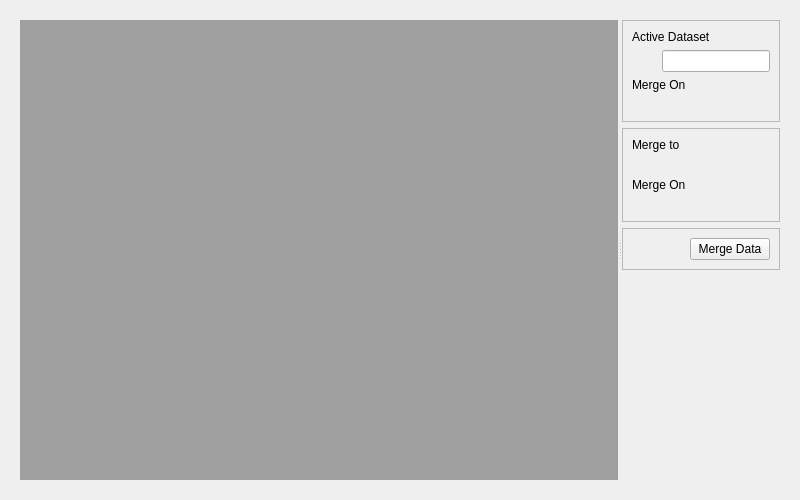
First picture: the form in NiChartGUI/plugins/mergeview/mergeview.ui, repository CBICA/NiChart_Viewer, before the edit.
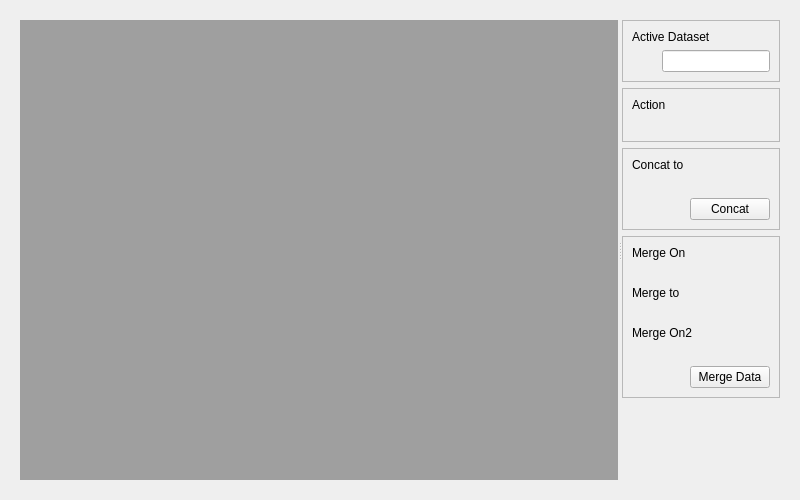
Second picture: the form after the edit.

Commit message: Unify data and merge plugins

Patch:
```diff
--- a/NiChartGUI/plugins/mergeview/mergeview.ui
+++ b/NiChartGUI/plugins/mergeview/mergeview.ui
@@ -104,7 +104,154 @@
                                 </item>
                             </layout>
                             </item>
+                                </layout>
+                            </widget>
+                        </item>
+                            
+                        <item>
+                            <widget  class="QFrame"  name="wAction">
+                                <property  name="frameShape">
+                                    <enum>QFrame::StyledPanel</enum>
+                                </property>
+                                <property  name="frameShadow">
+                                    <enum>QFrame::Raised</enum>
+                                </property>
+                                <property  name="lineWidth">
+                                    <number>8</number>
+                                </property>
+                            
+                                <layout  class="QVBoxLayout"  name="vlTmp">
+                                    <item>
+                                    <widget  class="QLabel"  name="label_select">
+                                        <property  name="text">
+                                        <string>Action</string>
+                                        </property>
+                                    </widget>
+                                    </item>
+                                    
+                                    <item>
+                                    <layout  class="QHBoxLayout"  name="horizontalLayout_5">
+                                        <item>
+                                        <spacer  name="horizontalSpacer_5">
+                                            <property  name="orientation">
+                                            <enum>Qt::Horizontal</enum>
+                                            </property>
+                                            
+                                            <property name="sizeType">
+                                                <enum>QSizePolicy::Fixed</enum>
+                                            </property>
+                                            
+                                            <property  name="sizeHint"  stdset="0">
+                                            <size>
+                                                <width>30</width>
+                                                <height>20</height>
+                                            </size>
+                                            </property>
+                                        </spacer>
+                                        </item>
+                                        <item>
+                                            <layout  class="QHBoxLayout"  name="vlAction"/>
+                                        </item>
+                                        
+                                    </layout>
+                                    </item>
+                                </layout>
+                            
+                            </widget>
+                        </item>                    
+                        
+                        <item>
+                            <widget  class="QFrame"  name="wConcat">
+                                <property  name="frameShape">
+                                    <enum>QFrame::StyledPanel</enum>
+                                </property>
+                                <property  name="frameShadow">
+                                    <enum>QFrame::Raised</enum>
+                                </property>
+                                <property  name="lineWidth">
+                                    <number>8</number>
+                                </property>
 
+                                <layout  class="QVBoxLayout"  name="vlBB">
+                                
+                                <item>
+                                    <widget  class="QLabel"  name="label_select">
+                                        <property  name="text">
+                                        <string>Concat to</string>
+                                        </property>
+                                    </widget>
+                                </item>
+
+                                <item>
+                                    <layout  class="QHBoxLayout"  name="hlConcatDset2">
+                                        <item>
+                                        <spacer  name="horizontalSpacer_6">
+                                            <property  name="orientation">
+                                            <enum>Qt::Horizontal</enum>
+                                            </property>
+                                            
+                                            <property name="sizeType">
+                                                <enum>QSizePolicy::Fixed</enum>
+                                            </property>
+                                            
+                                            <property  name="sizeHint"  stdset="0">
+                                            <size>
+                                                <width>30</width>
+                                                <height>20</height>
+                                            </size>
+                                            </property>
+                                        </spacer>
+                                        </item>
+                                        <item>
+                                            <layout  class="QVBoxLayout"  name="vlConcatDset2"/>
+                                        </item>
+                                    </layout>
+                                </item>
+
+                                <item>
+                                    <layout  class="QHBoxLayout"  name="hlSortBtn">
+                                    <item>
+                                        <spacer  name="horizontalSpacer_8">
+                                        <property  name="orientation">
+                                            <enum>Qt::Horizontal</enum>
+                                        </property>
+                                        
+                                        <property  name="sizeHint"  stdset="0">
+                                            <size>
+                                            <width>40</width>
+                                            <height>20</height>
+                                            </size>
+                                        </property>
+                                        </spacer>
+                                    </item>
+                                    <item>
+                                        <widget  class="QPushButton"  name="concatBtn">
+                                        <property  name="text">
+                                            <string>Concat</string>
+                                        </property>
+                                        </widget>
+                                    </item>
+                                    </layout>
+                                </item>                                
+                                
+                                </layout>
+                            </widget>
+                        </item>
+                        
+                        <item>
+                            <widget  class="QFrame"  name="wMerge">
+                                <property  name="frameShape">
+                                    <enum>QFrame::StyledPanel</enum>
+                                </property>
+                                <property  name="frameShadow">
+                                    <enum>QFrame::Raised</enum>
+                                </property>
+                                <property  name="lineWidth">
+                                    <number>8</number>
+                                </property>
+
+                                <layout  class="QVBoxLayout"  name="vlBB">
+                                
                             <item>
                             <widget  class="QLabel"  name="label_select">
                                 <property  name="text">
@@ -120,11 +267,11 @@
                                     <property  name="orientation">
                                     <enum>Qt::Horizontal</enum>
                                     </property>
-                                    
+                                            
                                     <property name="sizeType">
                                         <enum>QSizePolicy::Fixed</enum>
                                     </property>
-                                    
+                                            
                                     <property  name="sizeHint"  stdset="0">
                                     <size>
                                         <width>30</width>
@@ -136,27 +283,10 @@
                                 <item>
                                 <layout  class="QVBoxLayout"  name="vlComboMerge1"/>
                                 </item>
-                            </layout>
-                            </item>
 
                         </layout>
-                        </widget>
-                    </item>
-                    
-                    
-                    <item>
-                        <widget  class="QFrame"  name="wMerge2">
-                        <property  name="frameShape">
-                            <enum>QFrame::StyledPanel</enum>
-                        </property>
-                        <property  name="frameShadow">
-                            <enum>QFrame::Raised</enum>
-                        </property>
-                        <property  name="lineWidth">
-                            <number>8</number>
-                        </property>
-                        <layout  class="QVBoxLayout"  name="vlBB">
-                            
+                                </item>
+
                             <item>
                             <widget  class="QLabel"  name="label_select">
                                 <property  name="text">
@@ -172,11 +302,11 @@
                                     <property  name="orientation">
                                     <enum>Qt::Horizontal</enum>
                                     </property>
-                                    
+                                            
                                     <property name="sizeType">
                                         <enum>QSizePolicy::Fixed</enum>
                                     </property>
-                                    
+                                            
                                     <property  name="sizeHint"  stdset="0">
                                     <size>
                                         <width>30</width>
@@ -194,11 +324,11 @@
                             <item>
                             <widget  class="QLabel"  name="label_mergeon2">
                                 <property  name="text">
-                                <string>Merge On</string>
+                                        <string>Merge On2</string>
                                 </property>
                             </widget>
                             </item>
-                            
+                                
                             <item>
                             <layout  class="QHBoxLayout"  name="hlMergeVar2">
                                 <item>
@@ -219,28 +349,15 @@
                                 </item>
                             </layout>
                             </item>
-                            
-                        </layout>
-                        </widget>
-                    </item>
-                    
+
                     <item>
-                        <widget  class="QFrame"  name="wMerge">
-                        <property  name="frameShape">
-                            <enum>QFrame::StyledPanel</enum>
-                        </property>
-                        <property  name="frameShadow">
-                            <enum>QFrame::Raised</enum>
-                        </property>
-                        <property  name="lineWidth">
-                            <number>8</number>
-                        </property>
-                            <layout  class="QHBoxLayout"  name="horizontalLayout_8">
+                                    <layout  class="QHBoxLayout"  name="hlSortBtn">
                             <item>
                                 <spacer  name="horizontalSpacer_8">
                                 <property  name="orientation">
                                     <enum>Qt::Horizontal</enum>
                                 </property>
+                                        
                                 <property  name="sizeHint"  stdset="0">
                                     <size>
                                     <width>40</width>
@@ -257,9 +374,12 @@
                                 </widget>
                             </item>
                             </layout>
-                        </widget>
-                    </item>
-
+                                </item>                                
+                                
+                                </layout>
+                            </widget>
+                        </item>
+                                
                     <item>
                         <spacer  name="verticalSpacer">
                         <property  name="orientation">
```
Left out of the diff: 19 changed lines with no effect on the pictures. Lines whose indentation alone changed are shown as unchanged. The commit also changes 15 other files.
